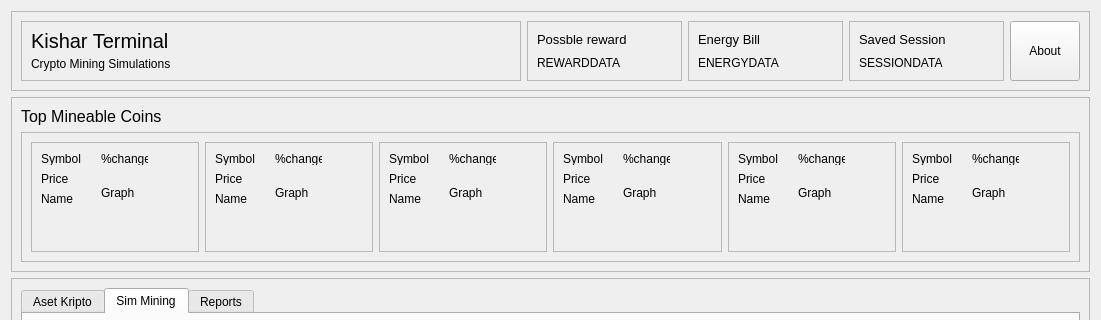
The window that main.ui (dhitan/tubes-cryptomine-sim) describes before a commit, drawn with Qt 5; both pictures show x 0 to 1101 and y 0 to 320 of the 1101 by 813 pixel window.
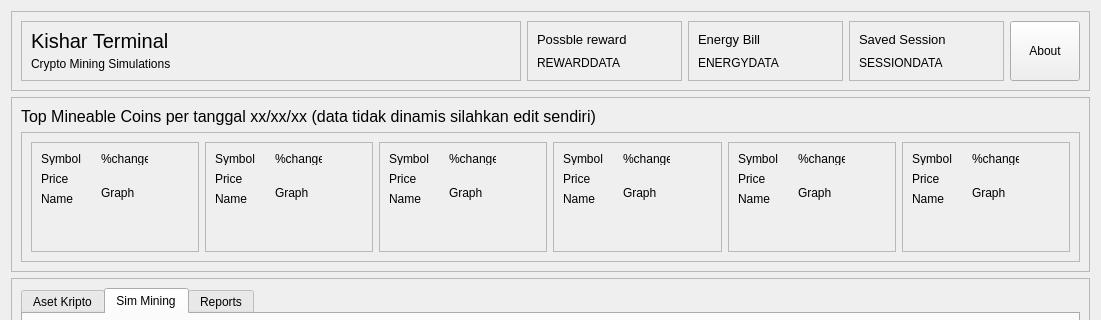
The same window after the commit. The open tabs and pages were chosen to show the change.

Commit message: , ganti nama program jadi Kishar terminal, update todo

```diff
--- a/main.ui
+++ b/main.ui
@@ -225,7 +225,7 @@
          </font>
         </property>
         <property name="text">
-         <string>Top Mineable Coins</string>
+         <string>Top Mineable Coins per tanggal xx/xx/xx (data tidak dinamis silahkan edit sendiri)</string>
         </property>
        </widget>
       </item>
```
Left out of the diff: 150 changed lines with no effect on the pictures. The commit also changes 1 other file.
